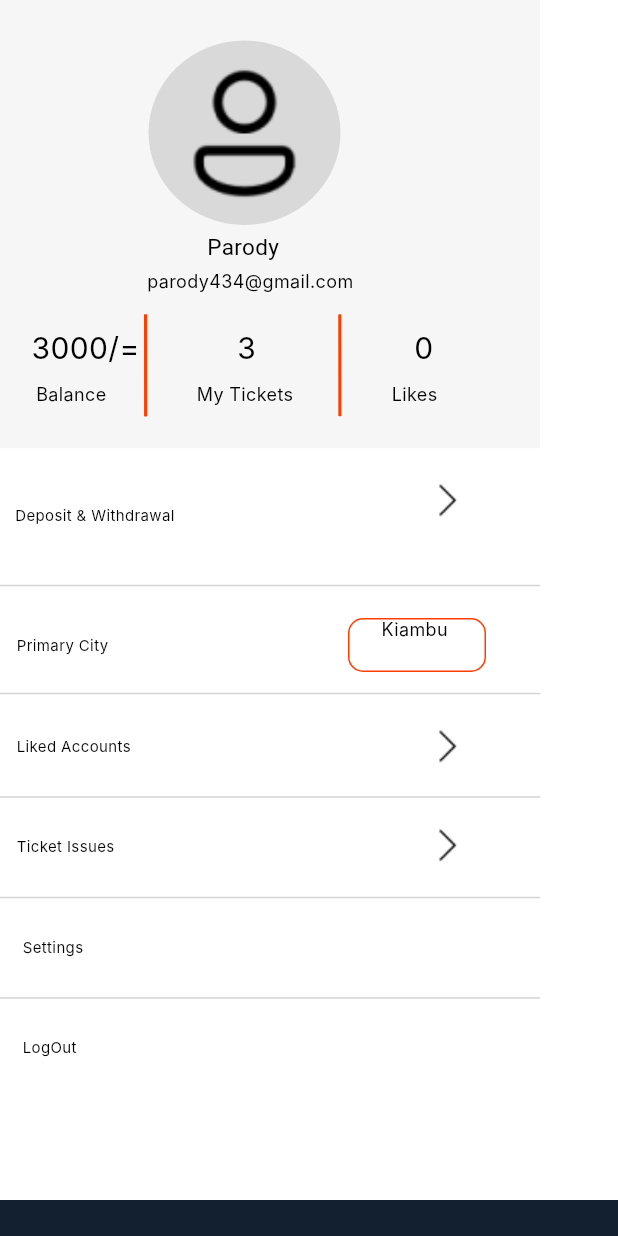
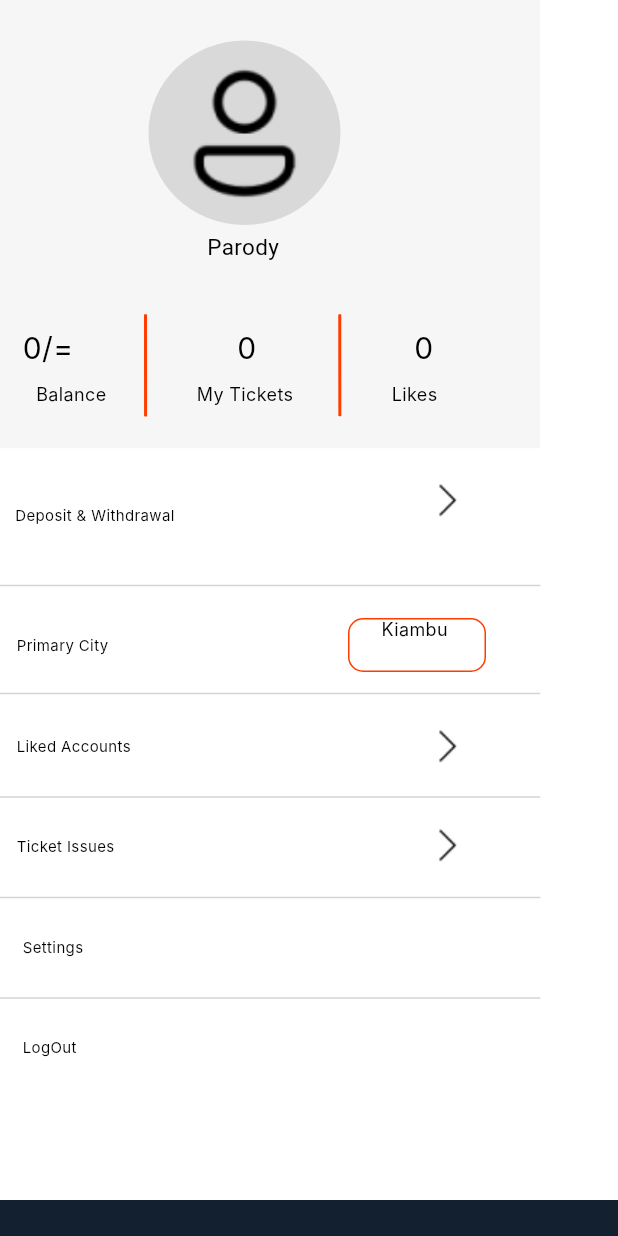
Before and after one commit to Kimutai004/tikiti, a Flutter app: the Profile screen opened directly, on a phone screen of 412 x 824 dp. Run offline on Flutter 3.47's test engine with Material 3 defaults, Android fonts, the phone set to English and light mode, and no system bars; our stand-ins replace cloud_firestore, firebase_auth, firebase_core, geocoding, google_maps_flutter, image_picker and 1 more; missing offline and left inert: mpesa_flutter_plugin; accounts and stored records are empty; Roboto replaces fonts that are missing (Inter, Kavoon).

```diff
--- a/lib/Deposit.dart
+++ b/lib/Deposit.dart
@@ -124,7 +124,6 @@ class _DepositState extends State<Deposit> {
       double newBalance = currentBalance + depositAmount;
 
       // Update the balance in Firestore
-
       await _db.collection('accounts').doc(userId).update({
         'balance': newBalance,
       });
@@ -132,6 +131,23 @@ class _DepositState extends State<Deposit> {
       print('Account balance updated successfully');
     } catch (e) {
       print('Failed to update account balance: $e');
+    }
+  }
+
+  Future<void> _createAccountTable() async {
+    try {
+      // Check if the accounts collection already exists
+      bool collectionExists = await _db.collection('accounts').doc().get().then((doc) => doc.exists);
+
+      if (!collectionExists) {
+        // Create the accounts collection
+        await _db.collection('accounts').doc().set({});
+        print('Accounts collection created successfully');
+      } else {
+        print('Accounts collection already exists');
+      }
+    } catch (e) {
+      print('Failed to create accounts collection: $e');
     }
   }
 
--- a/lib/event-dets.dart
+++ b/lib/event-dets.dart
@@ -1,4 +1,5 @@
 import 'dart:io';
+import 'package:firebase_auth/firebase_auth.dart';
 import 'package:flutter/material.dart';
 import 'package:cloud_firestore/cloud_firestore.dart';
 import 'package:qr_flutter/qr_flutter.dart';
@@ -232,6 +233,7 @@ class _EventDescriptionState extends State<EventDescription> {
                           // Generate QR code
                           // Post ticket details to Cloud Firestore
                           FirebaseFirestore.instance.collection('tickets').add({
+                            'user_id': FirebaseAuth.instance.currentUser?.uid,
                             'event_id': widget.eventId,
                             'event_title': event['event_title'] ?? 'No Title',
                             'event_poster': event['path'] ?? 'No Image Available',
--- a/lib/profile.dart
+++ b/lib/profile.dart
@@ -1,3 +1,4 @@
+import 'package:cloud_firestore/cloud_firestore.dart';
 import 'package:firebase_auth/firebase_auth.dart';
 import 'package:flutter/material.dart';
 import 'package:tikiti/Deposit.dart';
@@ -158,11 +159,11 @@ class Profile extends StatelessWidget {
                   ),
                 ),
               ),
-              const Positioned(
+                Positioned(
                 left: 98,
                 top: 180,
                 child: Text(
-                  'parody434@gmail.com',
+                  FirebaseAuth.instance.currentUser?.email ?? '',
                   style: TextStyle(
                   color: Colors.black,
                   fontSize: 12,
@@ -186,13 +187,25 @@ class Profile extends StatelessWidget {
                   ),
                 ),
               ),
-              const Positioned(
+              Positioned(
                 left: 15,
                 top: 220,
                 child: SizedBox(
                   width: 83,
-                  child: Text(
-                    ' 3000/=',
+                  child: StreamBuilder<DocumentSnapshot>(
+                    stream: FirebaseAuth.instance.currentUser != null
+                        ? FirebaseFirestore.instance
+                            .collection('accounts')
+                            .doc(FirebaseAuth.instance.currentUser!.uid)
+                            .snapshots()
+                        : null,
+                    builder: (context, snapshot) {
+                      if (snapshot.connectionState == ConnectionState.waiting) {
+                        return CircularProgressIndicator();
+                      }
+                      if (!snapshot.hasData || snapshot.data?.data() == null) {
+                        return Text(
+                          '0/=',
                           style: TextStyle(
                             color: Colors.black,
                             fontSize: 20,
@@ -200,14 +213,55 @@ class Profile extends StatelessWidget {
                             fontWeight: FontWeight.w400,
                             height: 0,
                           ),
+                        );
+                      }
+                      var balance = snapshot.data?.get('balance') ?? '0';
+                      return Text(
+                        '$balance/=',
+                        style: TextStyle(
+                          color: Colors.black,
+                          fontSize: 20,
+                          fontFamily: 'Inter',
+                          fontWeight: FontWeight.w400,
+                          height: 0,
+                        ),
+                      );
+                    },
                   ),
                 ),
               ),
-              const Positioned(
+              Positioned(
   left: 158,
   top: 220,
-                child: Text(
-                  '3',
+  child: StreamBuilder<QuerySnapshot>(
+    stream: FirebaseAuth.instance.currentUser != null
+        ? FirebaseFirestore.instance
+            .collection('tickets')
+            .where('userId', isEqualTo: FirebaseAuth.instance.currentUser!.uid)
+            .snapshots()
+        : null,
+    builder: (context, snapshot) {
+      if (snapshot.connectionState == ConnectionState.waiting) {
+        return CircularProgressIndicator();
+      }
+      if (snapshot.hasError) {
+        // Debugging: Print or display the error
+        print(snapshot.error);
+        return Text(
+          'Error',
+          textAlign: TextAlign.center,
+          style: TextStyle(
+            color: Colors.red,
+            fontSize: 20,
+            fontFamily: 'Inter',
+            fontWeight: FontWeight.w400,
+            height: 0,
+          ),
+        );
+      }
+      if (!snapshot.hasData) {
+        return Text(
+          '0',
           textAlign: TextAlign.center,
           style: TextStyle(
             color: Colors.black,
@@ -216,6 +270,21 @@ class Profile extends StatelessWidget {
             fontWeight: FontWeight.w400,
             height: 0,
           ),
+        );
+      }
+      int ticketsCount = snapshot.data!.docs.length;
+      return Text(
+        ticketsCount.toString(),
+        textAlign: TextAlign.center,
+        style: TextStyle(
+          color: Colors.black,
+          fontSize: 20,
+          fontFamily: 'Inter',
+          fontWeight: FontWeight.w400,
+          height: 0,
+        ),
+      );
+    },
   ),
 ),
               const Positioned(
--- a/lib/tickets.dart
+++ b/lib/tickets.dart
@@ -1,4 +1,5 @@
 import 'package:cloud_firestore/cloud_firestore.dart';
+import 'package:firebase_auth/firebase_auth.dart';
 import 'package:flutter/material.dart';
 import 'package:tikiti/index.dart' as tikiti;
 import 'package:tikiti/profile.dart';
@@ -28,6 +29,8 @@ class FigmaToCodeApp extends StatelessWidget {
 }
 
 class Tickets extends StatelessWidget {
+  final userId = FirebaseAuth.instance.currentUser!.uid;
+
   @override
   Widget build(BuildContext context) {
     return Scaffold(
@@ -98,8 +101,12 @@ class Tickets extends StatelessWidget {
                     decoration: const BoxDecoration(color: Color(0xFFF5F4F4)),
                   ),
                 ),
-                FutureBuilder<QuerySnapshot>(
-      future: FirebaseFirestore.instance.collection('tickets').get(),
+                StreamBuilder<QuerySnapshot>(
+            stream: FirebaseFirestore.instance
+          .collection('tickets')
+
+    .where('user_id', isEqualTo: FirebaseAuth.instance.currentUser?.uid)
+          .snapshots(),
             builder: (BuildContext context, AsyncSnapshot<QuerySnapshot> snapshot) {
             if (snapshot.connectionState == ConnectionState.waiting) {
               return Center(child: CircularProgressIndicator());
@@ -120,8 +127,14 @@ class Tickets extends StatelessWidget {
               String eventTitle = event.data().toString().contains('event_title') ? event['event_title'] : 'Untitled Event';
               String eventDate = event.data().toString().contains('date') ? event['date'] : 'Date not available';
               String price = event.data().toString().contains('price') ? event['price'] : '0.00';
-            String ticketType = event.data().toString().contains('ticket_type') ? event['ticket_type'] : 'Unknown';
 
+              // Check if ticketType is a map or a string
+                String ticketType;
+                if (event['ticket_type'] is Map) {
+                ticketType = (event['ticket_type'] as Map<String, dynamic>).keys.join(', ');
+                } else {
+                ticketType = event['ticket_type'] ?? 'Unknown';
+                }
               return Padding(
                 padding: EdgeInsets.symmetric(vertical: 10, horizontal: 24),
                 child: Container(
```
Also changed, not shown: lib/menu.dart (added). Lines whose indentation alone changed are shown as unchanged.
